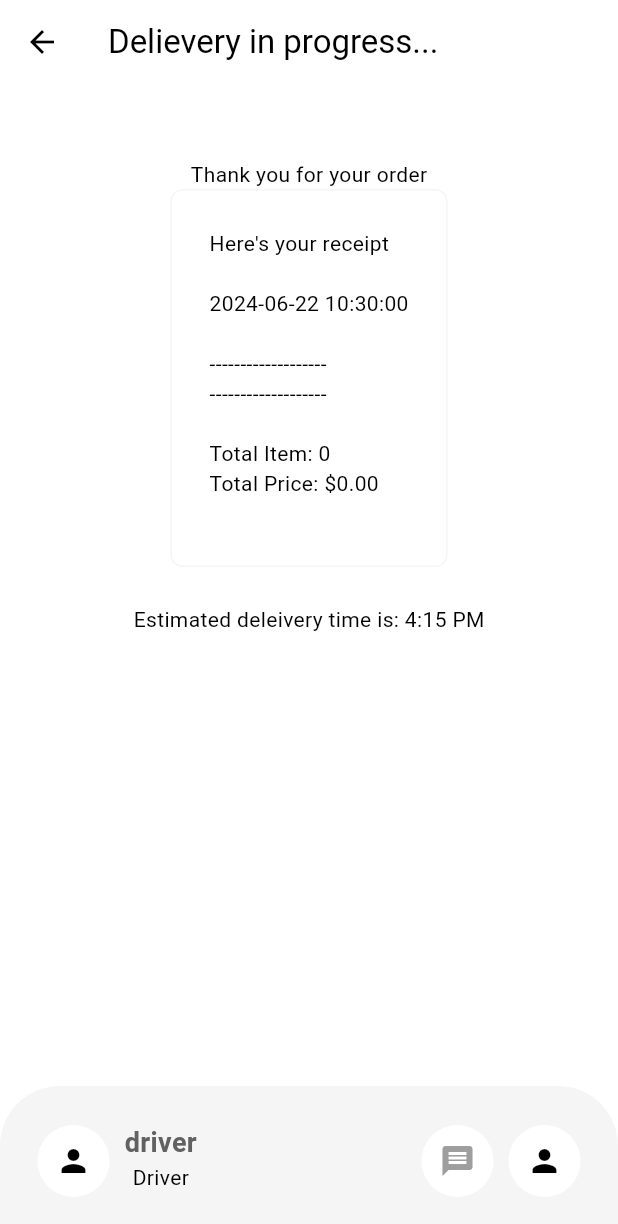
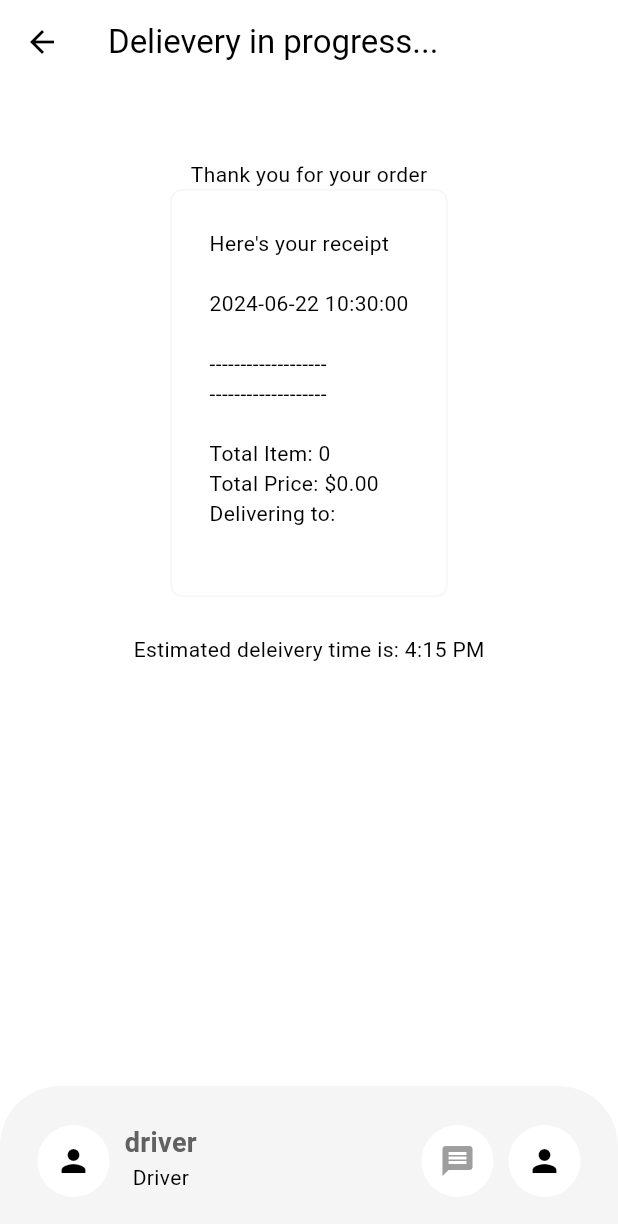
Before and after one commit to ritik6559/food-delievery-app, a Flutter app: the DelieveryProgressScreen screen opened directly, on a phone screen of 412 x 824 dp. Shown: the top 1224 px of the screen. Run offline on Flutter 3.47's test engine with Material 3 defaults, Android fonts, the phone set to English and light mode, and no system bars; our stand-ins replace cloud_firestore, firebase_auth, firebase_core, flutter_credit_card; accounts and stored records are empty.

Commit message:
final commit

```diff
--- a/lib/main.dart
+++ b/lib/main.dart
@@ -2,7 +2,6 @@ import 'package:firebase_core/firebase_core.dart';
 import 'package:flutter/material.dart';
 import 'package:fooddelieveryapp/firebase_options.dart';
 import 'package:fooddelieveryapp/model/restaurant.dart';
-import 'package:fooddelieveryapp/screens/login/login_or_register.dart';
 import 'package:fooddelieveryapp/sevices/auth/auth_gate.dart';
 import 'package:fooddelieveryapp/themes/theme_provider.dart';
 import 'package:provider/provider.dart';
--- a/lib/model/restaurant.dart
+++ b/lib/model/restaurant.dart
@@ -467,6 +467,7 @@ class Restaurant extends ChangeNotifier {
     receipt.writeln();
     receipt.writeln("Total Item: ${getTotalItemCount()}");
     receipt.writeln("Total Price: ${_formatPrice(getTotalPrice())}");
+    receipt.writeln("Delivering to: $delieveryAddress");
 
     return receipt.toString();
   }
--- a/lib/screens/home/home_screen.dart
+++ b/lib/screens/home/home_screen.dart
@@ -68,7 +68,7 @@ class _HomScreenState extends State<HomScreen>
                         endIndent: 25,
                         color: Theme.of(context).colorScheme.secondary,
                       ),
-                      const MyCurrentLocation(),
+                      MyCurrentLocation(),
                       const MyDescriptionBox(),
                     ],
                   ),
```
Also changed, not shown: lib/components/my_current_location.dart (+6 -4 lines).
